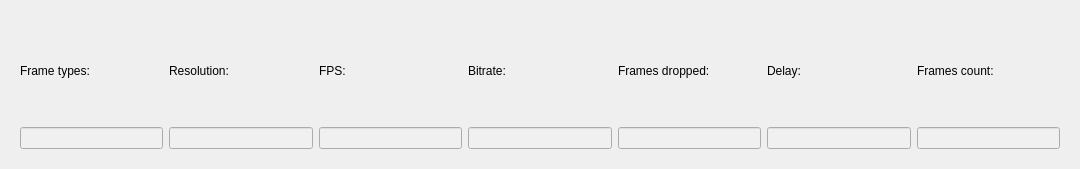
Before: the Qt Designer form codec-preview/VideoStatisticsWidget.ui in pszopinski/codec-preview, drawn with Qt 5.
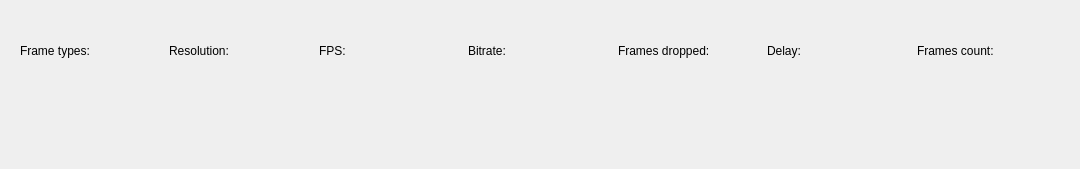
After: the same form once the commit is applied.

```diff
--- a/codec-preview/VideoStatisticsWidget.ui
+++ b/codec-preview/VideoStatisticsWidget.ui
@@ -27,48 +27,7 @@
          </widget>
         </item>
         <item>
-         <widget class="QLineEdit" name="frameTypes">
-          <property name="palette">
-           <palette>
-            <active>
-             <colorrole role="Base">
-              <brush brushstyle="SolidPattern">
-               <color alpha="255">
-                <red>240</red>
-                <green>240</green>
-                <blue>240</blue>
-               </color>
-              </brush>
-             </colorrole>
-            </active>
-            <inactive>
-             <colorrole role="Base">
-              <brush brushstyle="SolidPattern">
-               <color alpha="255">
-                <red>240</red>
-                <green>240</green>
-                <blue>240</blue>
-               </color>
-              </brush>
-             </colorrole>
-            </inactive>
-            <disabled>
-             <colorrole role="Base">
-              <brush brushstyle="SolidPattern">
-               <color alpha="255">
-                <red>240</red>
-                <green>240</green>
-                <blue>240</blue>
-               </color>
-              </brush>
-             </colorrole>
-            </disabled>
-           </palette>
-          </property>
-          <property name="readOnly">
-           <bool>true</bool>
-          </property>
-         </widget>
+         <widget class="QLabel" name="frameTypes"/>
         </item>
        </layout>
       </item>
@@ -82,46 +41,9 @@
          </widget>
         </item>
         <item>
-         <widget class="QLineEdit" name="resolution">
-          <property name="palette">
-           <palette>
-            <active>
-             <colorrole role="Base">
-              <brush brushstyle="SolidPattern">
-               <color alpha="255">
-                <red>240</red>
-                <green>240</green>
-                <blue>240</blue>
-               </color>
-              </brush>
-             </colorrole>
-            </active>
-            <inactive>
-             <colorrole role="Base">
-              <brush brushstyle="SolidPattern">
-               <color alpha="255">
-                <red>240</red>
-                <green>240</green>
-                <blue>240</blue>
-               </color>
-              </brush>
-             </colorrole>
-            </inactive>
-            <disabled>
-             <colorrole role="Base">
-              <brush brushstyle="SolidPattern">
-               <color alpha="255">
-                <red>240</red>
-                <green>240</green>
-                <blue>240</blue>
-               </color>
-              </brush>
-             </colorrole>
-            </disabled>
-           </palette>
-          </property>
-          <property name="readOnly">
-           <bool>true</bool>
+         <widget class="QLabel" name="resolution">
+          <property name="text">
+           <string/>
           </property>
          </widget>
         </item>
@@ -137,55 +59,15 @@
          </widget>
         </item>
         <item>
-         <widget class="QLineEdit" name="framesDropped">
-          <property name="palette">
-           <palette>
-            <active>
-             <colorrole role="Base">
-              <brush brushstyle="SolidPattern">
-               <color alpha="255">
-                <red>240</red>
-                <green>240</green>
-                <blue>240</blue>
-               </color>
-              </brush>
-             </colorrole>
-            </active>
-            <inactive>
-             <colorrole role="Base">
-              <brush brushstyle="SolidPattern">
-               <color alpha="255">
-                <red>240</red>
-                <green>240</green>
-                <blue>240</blue>
-               </color>
-              </brush>
-             </colorrole>
-            </inactive>
-            <disabled>
-             <colorrole role="Base">
-              <brush brushstyle="SolidPattern">
-               <color alpha="255">
-                <red>240</red>
-                <green>240</green>
-                <blue>240</blue>
-               </color>
-              </brush>
-             </colorrole>
-            </disabled>
-           </palette>
-          </property>
-          <property name="readOnly">
-           <bool>true</bool>
+         <widget class="QLabel" name="framesDropped">
+          <property name="text">
+           <string/>
           </property>
          </widget>
         </item>
        </layout>
       </item>
       <item row="0" column="5">
-       <layout class="QVBoxLayout" name="verticalLayout_6" stretch=""/>
-      </item>
-      <item row="0" column="6">
        <layout class="QVBoxLayout" name="verticalLayout_12" stretch="0,0">
         <item>
          <widget class="QLabel" name="label_8">
@@ -195,101 +77,9 @@
          </widget>
         </item>
         <item>
-         <widget class="QLineEdit" name="delay">
-          <property name="palette">
-           <palette>
-            <active>
-             <colorrole role="Base">
-              <brush brushstyle="SolidPattern">
-               <color alpha="255">
-                <red>240</red>
-                <green>240</green>
-                <blue>240</blue>
-               </color>
-              </brush>
-             </colorrole>
-            </active>
-            <inactive>
-             <colorrole role="Base">
-              <brush brushstyle="SolidPattern">
-               <color alpha="255">
-                <red>240</red>
-                <green>240</green>
-                <blue>240</blue>
-               </color>
-              </brush>
-             </colorrole>
-            </inactive>
-            <disabled>
-             <colorrole role="Base">
-              <brush brushstyle="SolidPattern">
-               <color alpha="255">
-                <red>240</red>
-                <green>240</green>
-                <blue>240</blue>
-               </color>
-              </brush>
-             </colorrole>
-            </disabled>
-           </palette>
-          </property>
-          <property name="readOnly">
-           <bool>true</bool>
-          </property>
-         </widget>
-        </item>
-       </layout>
-      </item>
-      <item row="0" column="7">
-       <layout class="QVBoxLayout" name="verticalLayout_14" stretch="0,0">
-        <item>
-         <widget class="QLabel" name="label_9">
+         <widget class="QLabel" name="delay">
           <property name="text">
-           <string>Frames count:</string>
-          </property>
-         </widget>
-        </item>
-        <item>
-         <widget class="QLineEdit" name="framesCount">
-          <property name="palette">
-           <palette>
-            <active>
-             <colorrole role="Base">
-              <brush brushstyle="SolidPattern">
-               <color alpha="255">
-                <red>240</red>
-                <green>240</green>
-                <blue>240</blue>
-               </color>
-              </brush>
-             </colorrole>
-            </active>
-            <inactive>
-             <colorrole role="Base">
-              <brush brushstyle="SolidPattern">
-               <color alpha="255">
-                <red>240</red>
-                <green>240</green>
-                <blue>240</blue>
-               </color>
-              </brush>
-             </colorrole>
-            </inactive>
-            <disabled>
-             <colorrole role="Base">
-              <brush brushstyle="SolidPattern">
-               <color alpha="255">
-                <red>240</red>
-                <green>240</green>
-                <blue>240</blue>
-               </color>
-              </brush>
-             </colorrole>
-            </disabled>
-           </palette>
-          </property>
-          <property name="readOnly">
-           <bool>true</bool>
+           <string/>
           </property>
          </widget>
         </item>
@@ -305,46 +95,27 @@
          </widget>
         </item>
         <item>
-         <widget class="QLineEdit" name="bitRate">
-          <property name="palette">
-           <palette>
-            <active>
-             <colorrole role="Base">
-              <brush brushstyle="SolidPattern">
-               <color alpha="255">
-                <red>240</red>
-                <green>240</green>
-                <blue>240</blue>
-               </color>
-              </brush>
-             </colorrole>
-            </active>
-            <inactive>
-             <colorrole role="Base">
-              <brush brushstyle="SolidPattern">
-               <color alpha="255">
-                <red>240</red>
-                <green>240</green>
-                <blue>240</blue>
-               </color>
-              </brush>
-             </colorrole>
-            </inactive>
-            <disabled>
-             <colorrole role="Base">
-              <brush brushstyle="SolidPattern">
-               <color alpha="255">
-                <red>240</red>
-                <green>240</green>
-                <blue>240</blue>
-               </color>
-              </brush>
-             </colorrole>
-            </disabled>
-           </palette>
+         <widget class="QLabel" name="bitRate">
+          <property name="text">
+           <string/>
           </property>
-          <property name="readOnly">
-           <bool>true</bool>
+         </widget>
+        </item>
+       </layout>
+      </item>
+      <item row="0" column="6">
+       <layout class="QVBoxLayout" name="verticalLayout_14" stretch="0,0">
+        <item>
+         <widget class="QLabel" name="label_9">
+          <property name="text">
+           <string>Frames count:</string>
+          </property>
+         </widget>
+        </item>
+        <item>
+         <widget class="QLabel" name="framesCount">
+          <property name="text">
+           <string/>
           </property>
          </widget>
         </item>
@@ -360,46 +131,9 @@
          </widget>
         </item>
         <item>
-         <widget class="QLineEdit" name="frameRate">
-          <property name="palette">
-           <palette>
-            <active>
-             <colorrole role="Base">
-              <brush brushstyle="SolidPattern">
-               <color alpha="255">
-                <red>240</red>
-                <green>240</green>
-                <blue>240</blue>
-               </color>
-              </brush>
-             </colorrole>
-            </active>
-            <inactive>
-             <colorrole role="Base">
-              <brush brushstyle="SolidPattern">
-               <color alpha="255">
-                <red>240</red>
-                <green>240</green>
-                <blue>240</blue>
-               </color>
-              </brush>
-             </colorrole>
-            </inactive>
-            <disabled>
-             <colorrole role="Base">
-              <brush brushstyle="SolidPattern">
-               <color alpha="255">
-                <red>240</red>
-                <green>240</green>
-                <blue>240</blue>
-               </color>
-              </brush>
-             </colorrole>
-            </disabled>
-           </palette>
-          </property>
-          <property name="readOnly">
-           <bool>true</bool>
+         <widget class="QLabel" name="frameRate">
+          <property name="text">
+           <string/>
           </property>
          </widget>
         </item>
```
